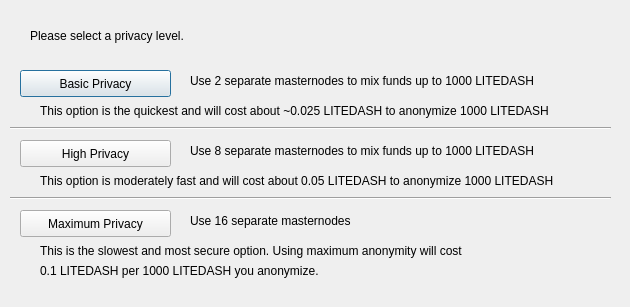
Old version of the form src/qt/forms/darksendconfig.ui in the repository FactorBackup/factor-1.
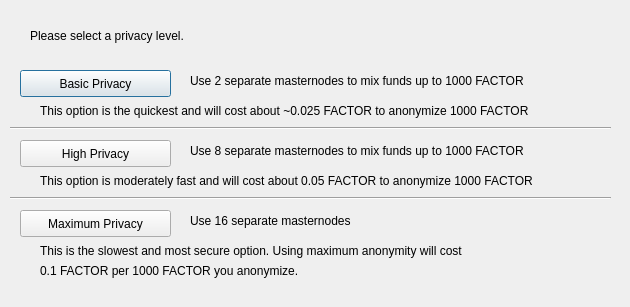
New version of the form.

The edit to the form file:
```diff
--- a/src/qt/forms/darksendconfig.ui
+++ b/src/qt/forms/darksendconfig.ui
@@ -75,7 +75,7 @@
     </rect>
    </property>
    <property name="text">
-    <string>Use 2 separate masternodes to mix funds up to 1000 LITEDASH</string>
+    <string>Use 2 separate masternodes to mix funds up to 1000 FACTOR</string>
    </property>
   </widget>
   <widget class="QLabel" name="label_3">
@@ -88,7 +88,7 @@
     </rect>
    </property>
    <property name="text">
-    <string>Use 8 separate masternodes to mix funds up to 1000 LITEDASH</string>
+    <string>Use 8 separate masternodes to mix funds up to 1000 FACTOR</string>
    </property>
   </widget>
   <widget class="QLabel" name="label_4">
@@ -114,7 +114,7 @@
     </rect>
    </property>
    <property name="text">
-    <string>This option is the quickest and will cost about ~0.025 LITEDASH to anonymize 1000 LITEDASH</string>
+    <string>This option is the quickest and will cost about ~0.025 FACTOR to anonymize 1000 FACTOR</string>
    </property>
   </widget>
   <widget class="QLabel" name="label_7">
@@ -127,7 +127,7 @@
     </rect>
    </property>
    <property name="text">
-    <string>This option is moderately fast and will cost about 0.05 LITEDASH to anonymize 1000 LITEDASH</string>
+    <string>This option is moderately fast and will cost about 0.05 FACTOR to anonymize 1000 FACTOR</string>
    </property>
   </widget>
   <widget class="QLabel" name="label_8">
@@ -153,7 +153,7 @@
     </rect>
    </property>
    <property name="text">
-    <string>0.1 LITEDASH per 1000 LITEDASH you anonymize.</string>
+    <string>0.1 FACTOR per 1000 FACTOR you anonymize.</string>
    </property>
   </widget>
   <widget class="Line" name="line">
```
